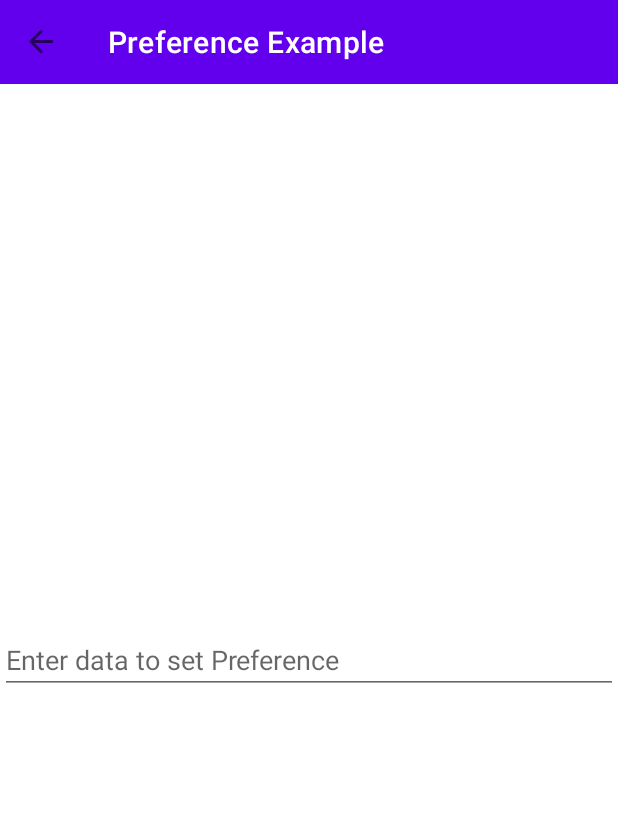
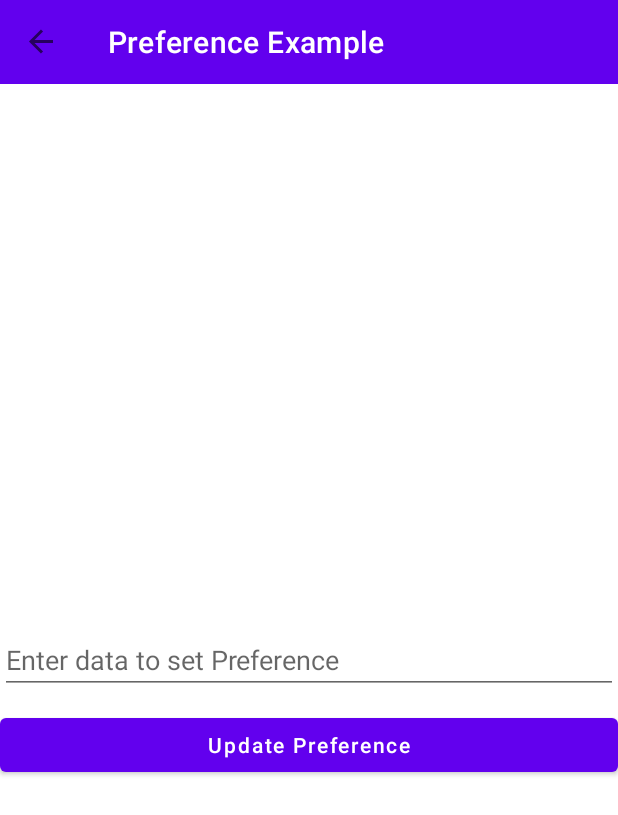
Before and after one commit to anantmann9057/Android-Architecture, an Android app: the PreferenceFragment screen opened through its navigation route, on a phone screen of 412 x 824 dp. Shown: the top 815 px of the screen. Run offline under Robolectric (Android 15) with nearby library versions, the phone set to English and light mode, and no system bars; our stand-ins replace Dagger/Hilt's generated code, navigation-ui; 2 statements that could not run were skipped.

Commit message:
added preferences

```diff
--- a/app/src/main/java/android/architecture/ui/main/fragments/HomeFragment.kt
+++ b/app/src/main/java/android/architecture/ui/main/fragments/HomeFragment.kt
@@ -38,6 +38,9 @@ class HomeFragment : Fragment() {
             controller.navigate(R.id.action_homeFragment_to_injectionFragment)
 
         }
+        btPreferences.setOnClickListener {
+            controller.navigate(R.id.action_homeFragment_to_preferenceFragment)
+        }
     }
 
 
--- a/app/src/main/java/android/architecture/ui/main/fragments/InjectionFragment.kt
+++ b/app/src/main/java/android/architecture/ui/main/fragments/InjectionFragment.kt
@@ -16,6 +16,7 @@ import javax.inject.Inject
 class InjectionFragment : Fragment() {
     @Inject
     lateinit var mainActivity: MainActivity
+
     @Inject
     lateinit var utilsModuleClass: UtilsModuleClass
     override fun onCreate(savedInstanceState: Bundle?) {
@@ -38,7 +39,10 @@ class InjectionFragment : Fragment() {
 
     fun setUi() {
         btFetchInjection.setOnClickListener {
-            utilsModuleClass.showToast("this is injected from utils module")
+            utilsModuleClass.showToast("Toast from injected module")
+        }
+        btLog.setOnClickListener {
+            utilsModuleClass.showLog("Log from injected module")
         }
     }
 }
--- a/app/src/main/java/android/architecture/ui/main/fragments/PreferenceFragment.kt
+++ b/app/src/main/java/android/architecture/ui/main/fragments/PreferenceFragment.kt
@@ -2,7 +2,7 @@ package android.architecture.ui.main.fragments
 
 import android.architecture.R
 import android.architecture.utils.PreferencesModule
-import android.architecture.utils.onTextChange
+import android.architecture.utils.showToast
 import android.os.Bundle
 import android.view.LayoutInflater
 import android.view.View
@@ -38,8 +38,9 @@ class PreferenceFragment : Fragment() {
     }
 
     fun setUi() {
-        edSetData.onTextChange {
-            preferencesModule.setData(it)
+        btSetPref.setOnClickListener {
+            preferencesModule.setData(edSetData.text.toString())
+            showToast("Preference Updated")
         }
         if (preferencesModule.getData()!!.isNotEmpty()) {
             edSetData.setText(preferencesModule.getData())
--- a/app/src/main/java/android/architecture/utils/PreferencesModule.kt
+++ b/app/src/main/java/android/architecture/utils/PreferencesModule.kt
@@ -20,7 +20,7 @@ class PreferencesModule @Inject constructor(@ApplicationContext var context: Con
     }
 
     fun getData(): String? {
-        return appSharedPrefs.getString(sampleData, "")
+        return appSharedPrefs.getString(sampleData, "Hello")
     }
 
 
--- a/app/src/main/res/layout/fragment_preference.xml
+++ b/app/src/main/res/layout/fragment_preference.xml
@@ -17,5 +17,15 @@
         app:layout_constraintRight_toRightOf="parent"
         app:layout_constraintTop_toTopOf="parent" />
 
+    <Button
+        android:id="@+id/btSetPref"
+        android:layout_width="match_parent"
+        android:layout_height="wrap_content"
+        android:layout_marginTop="10dp"
+        android:text="Update Preference"
+        android:textAllCaps="false"
+        app:layout_constraintLeft_toLeftOf="parent"
+        app:layout_constraintRight_toRightOf="parent"
+        app:layout_constraintTop_toBottomOf="@id/edSetData" />
 
 </androidx.constraintlayout.widget.ConstraintLayout>
```
Also changed, not shown: app/src/main/res/layout/fragment_home.xml (+8 -0 lines), app/src/main/res/layout/fragment_injection.xml (+12 -2 lines).
